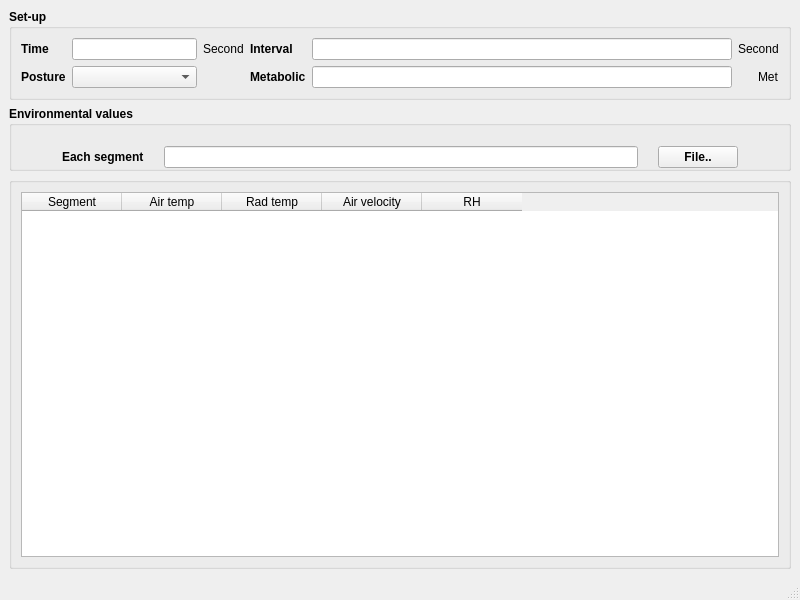
First picture: the form in view/ui/experiments_view.ui, repository zkdlu/PyQt_Project, before the edit.
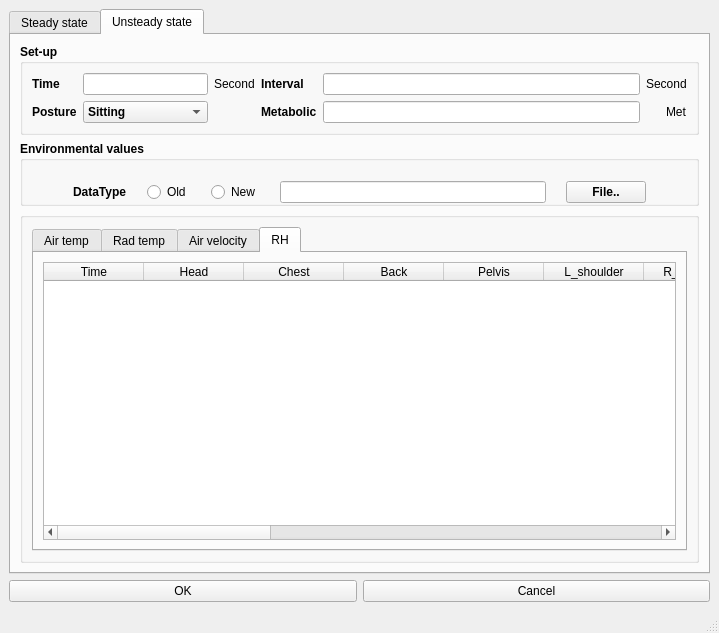
Second picture: the form after the edit. Icons and pictures are not drawn.

```diff
--- a/view/ui/experiments_view.ui
+++ b/view/ui/experiments_view.ui
@@ -6,8 +6,8 @@
    <rect>
     <x>0</x>
     <y>0</y>
-    <width>800</width>
-    <height>600</height>
+    <width>719</width>
+    <height>633</height>
    </rect>
   </property>
   <property name="windowTitle">
@@ -18,8 +18,18 @@
     <normaloff>human-body-standing-black-icon.ico</normaloff>human-body-standing-black-icon.ico</iconset>
   </property>
   <widget class="QWidget" name="centralwidget">
-   <layout class="QVBoxLayout" name="verticalLayout">
-    <item>
+   <layout class="QGridLayout" name="gridLayout_3">
+    <item row="0" column="0">
+     <widget class="QTabWidget" name="tabWidget">
+      <property name="currentIndex">
+       <number>1</number>
+      </property>
+      <widget class="QWidget" name="tab_3">
+       <attribute name="title">
+        <string>Steady state</string>
+       </attribute>
+       <layout class="QGridLayout" name="gridLayout_4">
+        <item row="0" column="0">
      <widget class="QGroupBox" name="groupBox">
       <property name="font">
        <font>
@@ -85,6 +95,27 @@
          </property>
         </widget>
        </item>
+           <item row="1" column="3">
+            <widget class="QLabel" name="label_6">
+             <property name="text">
+              <string>Metabolic</string>
+             </property>
+            </widget>
+           </item>
+           <item row="1" column="1">
+            <widget class="QComboBox" name="comboBox">
+             <item>
+              <property name="text">
+               <string>Sitting</string>
+              </property>
+             </item>
+             <item>
+              <property name="text">
+               <string>Standing</string>
+              </property>
+             </item>
+            </widget>
+           </item>
        <item row="0" column="1">
         <widget class="QLineEdit" name="lineEdit">
          <property name="sizePolicy">
@@ -120,7 +151,7 @@
       </layout>
      </widget>
     </item>
-    <item>
+        <item row="1" column="0">
      <widget class="QGroupBox" name="groupBox_2">
       <property name="font">
        <font>
@@ -166,33 +197,10 @@
          </property>
         </widget>
        </item>
-       <item row="0" column="6">
-        <widget class="QPushButton" name="pushButton">
-         <property name="sizePolicy">
-          <sizepolicy hsizetype="Fixed" vsizetype="Fixed">
-           <horstretch>0</horstretch>
-           <verstretch>0</verstretch>
-          </sizepolicy>
-         </property>
-         <property name="text">
-          <string>File..</string>
-         </property>
-        </widget>
-       </item>
-       <item row="0" column="1">
-        <widget class="QLineEdit" name="lineEdit_4">
-         <property name="sizePolicy">
-          <sizepolicy hsizetype="Preferred" vsizetype="Fixed">
-           <horstretch>0</horstretch>
-           <verstretch>0</verstretch>
-          </sizepolicy>
-         </property>
-        </widget>
-       </item>
       </layout>
      </widget>
     </item>
-    <item>
+        <item row="2" column="0">
      <widget class="QGroupBox" name="groupBox_3">
       <property name="title">
        <string/>
@@ -232,6 +240,657 @@
     </item>
    </layout>
   </widget>
+      <widget class="QWidget" name="tab_4">
+       <attribute name="title">
+        <string>Unsteady state</string>
+       </attribute>
+       <layout class="QGridLayout" name="gridLayout_7">
+        <item row="0" column="0">
+         <widget class="QGroupBox" name="groupBox_4">
+          <property name="font">
+           <font>
+            <weight>75</weight>
+            <bold>true</bold>
+           </font>
+          </property>
+          <property name="title">
+           <string>Set-up</string>
+          </property>
+          <layout class="QGridLayout" name="gridLayout_5">
+           <item row="0" column="2">
+            <widget class="QLabel" name="label_9">
+             <property name="font">
+              <font>
+               <weight>50</weight>
+               <bold>false</bold>
+              </font>
+             </property>
+             <property name="text">
+              <string>Second</string>
+             </property>
+            </widget>
+           </item>
+           <item row="1" column="4">
+            <widget class="QLineEdit" name="lineEdit_5"/>
+           </item>
+           <item row="0" column="0">
+            <widget class="QLabel" name="label_10">
+             <property name="text">
+              <string>Time</string>
+             </property>
+            </widget>
+           </item>
+           <item row="0" column="3">
+            <widget class="QLabel" name="label_11">
+             <property name="text">
+              <string>Interval</string>
+             </property>
+            </widget>
+           </item>
+           <item row="1" column="3">
+            <widget class="QLabel" name="label_12">
+             <property name="text">
+              <string>Metabolic</string>
+             </property>
+            </widget>
+           </item>
+           <item row="1" column="1">
+            <widget class="QComboBox" name="comboBox_2">
+             <item>
+              <property name="text">
+               <string>Sitting</string>
+              </property>
+             </item>
+             <item>
+              <property name="text">
+               <string>Standing</string>
+              </property>
+             </item>
+            </widget>
+           </item>
+           <item row="0" column="1">
+            <widget class="QLineEdit" name="lineEdit_6">
+             <property name="sizePolicy">
+              <sizepolicy hsizetype="Fixed" vsizetype="Fixed">
+               <horstretch>0</horstretch>
+               <verstretch>0</verstretch>
+              </sizepolicy>
+             </property>
+            </widget>
+           </item>
+           <item row="0" column="4">
+            <widget class="QLineEdit" name="lineEdit_7"/>
+           </item>
+           <item row="1" column="7">
+            <widget class="QLabel" name="label_13">
+             <property name="font">
+              <font>
+               <weight>50</weight>
+               <bold>false</bold>
+              </font>
+             </property>
+             <property name="text">
+              <string>Met</string>
+             </property>
+            </widget>
+           </item>
+           <item row="0" column="6" colspan="2">
+            <widget class="QLabel" name="label_14">
+             <property name="font">
+              <font>
+               <weight>50</weight>
+               <bold>false</bold>
+              </font>
+             </property>
+             <property name="text">
+              <string>Second</string>
+             </property>
+            </widget>
+           </item>
+           <item row="1" column="0">
+            <widget class="QLabel" name="label_15">
+             <property name="text">
+              <string>Posture</string>
+             </property>
+            </widget>
+           </item>
+          </layout>
+         </widget>
+        </item>
+        <item row="1" column="0">
+         <widget class="QGroupBox" name="groupBox_5">
+          <property name="font">
+           <font>
+            <weight>75</weight>
+            <bold>true</bold>
+           </font>
+          </property>
+          <property name="title">
+           <string>Environmental values</string>
+          </property>
+          <layout class="QGridLayout" name="gridLayout_6">
+           <property name="leftMargin">
+            <number>50</number>
+           </property>
+           <property name="topMargin">
+            <number>20</number>
+           </property>
+           <property name="rightMargin">
+            <number>50</number>
+           </property>
+           <property name="bottomMargin">
+            <number>0</number>
+           </property>
+           <property name="horizontalSpacing">
+            <number>20</number>
+           </property>
+           <item row="0" column="3">
+            <widget class="QLineEdit" name="txt_unsteady_file">
+             <property name="sizePolicy">
+              <sizepolicy hsizetype="Preferred" vsizetype="Fixed">
+               <horstretch>0</horstretch>
+               <verstretch>0</verstretch>
+              </sizepolicy>
+             </property>
+            </widget>
+           </item>
+           <item row="0" column="0">
+            <widget class="QLabel" name="label_16">
+             <property name="sizePolicy">
+              <sizepolicy hsizetype="Fixed" vsizetype="Preferred">
+               <horstretch>0</horstretch>
+               <verstretch>0</verstretch>
+              </sizepolicy>
+             </property>
+             <property name="font">
+              <font>
+               <weight>75</weight>
+               <bold>true</bold>
+              </font>
+             </property>
+             <property name="text">
+              <string>DataType</string>
+             </property>
+            </widget>
+           </item>
+           <item row="0" column="1">
+            <widget class="QRadioButton" name="radioButton">
+             <property name="sizePolicy">
+              <sizepolicy hsizetype="Fixed" vsizetype="Fixed">
+               <horstretch>0</horstretch>
+               <verstretch>0</verstretch>
+              </sizepolicy>
+             </property>
+             <property name="font">
+              <font>
+               <weight>50</weight>
+               <bold>false</bold>
+              </font>
+             </property>
+             <property name="text">
+              <string>Old</string>
+             </property>
+            </widget>
+           </item>
+           <item row="0" column="4">
+            <widget class="QPushButton" name="btn_unsteady_file">
+             <property name="sizePolicy">
+              <sizepolicy hsizetype="Fixed" vsizetype="Fixed">
+               <horstretch>0</horstretch>
+               <verstretch>0</verstretch>
+              </sizepolicy>
+             </property>
+             <property name="text">
+              <string>File..</string>
+             </property>
+            </widget>
+           </item>
+           <item row="0" column="2">
+            <widget class="QRadioButton" name="radioButton_2">
+             <property name="sizePolicy">
+              <sizepolicy hsizetype="Fixed" vsizetype="Fixed">
+               <horstretch>0</horstretch>
+               <verstretch>0</verstretch>
+              </sizepolicy>
+             </property>
+             <property name="font">
+              <font>
+               <weight>50</weight>
+               <bold>false</bold>
+              </font>
+             </property>
+             <property name="text">
+              <string>New</string>
+             </property>
+            </widget>
+           </item>
+          </layout>
+         </widget>
+        </item>
+        <item row="2" column="0">
+         <widget class="QGroupBox" name="groupBox_6">
+          <property name="title">
+           <string/>
+          </property>
+          <layout class="QHBoxLayout" name="horizontalLayout_2">
+           <item>
+            <widget class="QTabWidget" name="tabWidget_2">
+             <property name="currentIndex">
+              <number>3</number>
+             </property>
+             <widget class="QWidget" name="tab_5">
+              <attribute name="title">
+               <string>Air temp</string>
+              </attribute>
+              <layout class="QGridLayout" name="gridLayout_8">
+               <item row="0" column="0">
+                <widget class="QTableWidget" name="table_unsteady_air_temp">
+                 <column>
+                  <property name="text">
+                   <string>Time</string>
+                  </property>
+                 </column>
+                 <column>
+                  <property name="text">
+                   <string>Head</string>
+                  </property>
+                 </column>
+                 <column>
+                  <property name="text">
+                   <string>Chest</string>
+                  </property>
+                 </column>
+                 <column>
+                  <property name="text">
+                   <string>Back</string>
+                  </property>
+                 </column>
+                 <column>
+                  <property name="text">
+                   <string>Pelvis</string>
+                  </property>
+                 </column>
+                 <column>
+                  <property name="text">
+                   <string>L_shoulder</string>
+                  </property>
+                 </column>
+                 <column>
+                  <property name="text">
+                   <string>R_shoulder</string>
+                  </property>
+                 </column>
+                 <column>
+                  <property name="text">
+                   <string>L_arm</string>
+                  </property>
+                 </column>
+                 <column>
+                  <property name="text">
+                   <string>R_arm</string>
+                  </property>
+                 </column>
+                 <column>
+                  <property name="text">
+                   <string>L_hand</string>
+                  </property>
+                 </column>
+                 <column>
+                  <property name="text">
+                   <string>R_hand</string>
+                  </property>
+                 </column>
+                 <column>
+                  <property name="text">
+                   <string>L_thigh</string>
+                  </property>
+                 </column>
+                 <column>
+                  <property name="text">
+                   <string>R_thigh</string>
+                  </property>
+                 </column>
+                 <column>
+                  <property name="text">
+                   <string>L_leg</string>
+                  </property>
+                 </column>
+                 <column>
+                  <property name="text">
+                   <string>R_leg</string>
+                  </property>
+                 </column>
+                 <column>
+                  <property name="text">
+                   <string>L_foot</string>
+                  </property>
+                 </column>
+                 <column>
+                  <property name="text">
+                   <string>R_foot</string>
+                  </property>
+                 </column>
+                </widget>
+               </item>
+              </layout>
+             </widget>
+             <widget class="QWidget" name="tab_6">
+              <attribute name="title">
+               <string>Rad temp</string>
+              </attribute>
+              <layout class="QGridLayout" name="gridLayout_9">
+               <item row="0" column="0">
+                <widget class="QTableWidget" name="table_unsteady_rad_temp">
+                 <column>
+                  <property name="text">
+                   <string>Time</string>
+                  </property>
+                 </column>
+                 <column>
+                  <property name="text">
+                   <string>Head</string>
+                  </property>
+                 </column>
+                 <column>
+                  <property name="text">
+                   <string>Chest</string>
+                  </property>
+                 </column>
+                 <column>
+                  <property name="text">
+                   <string>Back</string>
+                  </property>
+                 </column>
+                 <column>
+                  <property name="text">
+                   <string>Pelvis</string>
+                  </property>
+                 </column>
+                 <column>
+                  <property name="text">
+                   <string>L_shoulder</string>
+                  </property>
+                 </column>
+                 <column>
+                  <property name="text">
+                   <string>R_shoulder</string>
+                  </property>
+                 </column>
+                 <column>
+                  <property name="text">
+                   <string>L_arm</string>
+                  </property>
+                 </column>
+                 <column>
+                  <property name="text">
+                   <string>R_arm</string>
+                  </property>
+                 </column>
+                 <column>
+                  <property name="text">
+                   <string>L_hand</string>
+                  </property>
+                 </column>
+                 <column>
+                  <property name="text">
+                   <string>R_hand</string>
+                  </property>
+                 </column>
+                 <column>
+                  <property name="text">
+                   <string>L_thigh</string>
+                  </property>
+                 </column>
+                 <column>
+                  <property name="text">
+                   <string>R_thigh</string>
+                  </property>
+                 </column>
+                 <column>
+                  <property name="text">
+                   <string>L_leg</string>
+                  </property>
+                 </column>
+                 <column>
+                  <property name="text">
+                   <string>R_leg</string>
+                  </property>
+                 </column>
+                 <column>
+                  <property name="text">
+                   <string>L_foot</string>
+                  </property>
+                 </column>
+                 <column>
+                  <property name="text">
+                   <string>R_foot</string>
+                  </property>
+                 </column>
+                </widget>
+               </item>
+              </layout>
+             </widget>
+             <widget class="QWidget" name="tab_7">
+              <attribute name="title">
+               <string>Air velocity</string>
+              </attribute>
+              <layout class="QGridLayout" name="gridLayout_10">
+               <item row="0" column="0">
+                <widget class="QTableWidget" name="table_unsteady_air_velocity">
+                 <column>
+                  <property name="text">
+                   <string>Time</string>
+                  </property>
+                 </column>
+                 <column>
+                  <property name="text">
+                   <string>Head</string>
+                  </property>
+                 </column>
+                 <column>
+                  <property name="text">
+                   <string>Chest</string>
+                  </property>
+                 </column>
+                 <column>
+                  <property name="text">
+                   <string>Back</string>
+                  </property>
+                 </column>
+                 <column>
+                  <property name="text">
+                   <string>Pelvis</string>
+                  </property>
+                 </column>
+                 <column>
+                  <property name="text">
+                   <string>L_shoulder</string>
+                  </property>
+                 </column>
+                 <column>
+                  <property name="text">
+                   <string>R_shoulder</string>
+                  </property>
+                 </column>
+                 <column>
+                  <property name="text">
+                   <string>L_arm</string>
+                  </property>
+                 </column>
+                 <column>
+                  <property name="text">
+                   <string>R_arm</string>
+                  </property>
+                 </column>
+                 <column>
+                  <property name="text">
+                   <string>L_hand</string>
+                  </property>
+                 </column>
+                 <column>
+                  <property name="text">
+                   <string>R_hand</string>
+                  </property>
+                 </column>
+                 <column>
+                  <property name="text">
+                   <string>L_thigh</string>
+                  </property>
+                 </column>
+                 <column>
+                  <property name="text">
+                   <string>R_thigh</string>
+                  </property>
+                 </column>
+                 <column>
+                  <property name="text">
+                   <string>L_leg</string>
+                  </property>
+                 </column>
+                 <column>
+                  <property name="text">
+                   <string>R_leg</string>
+                  </property>
+                 </column>
+                 <column>
+                  <property name="text">
+                   <string>L_foot</string>
+                  </property>
+                 </column>
+                 <column>
+                  <property name="text">
+                   <string>R_foot</string>
+                  </property>
+                 </column>
+                </widget>
+               </item>
+              </layout>
+             </widget>
+             <widget class="QWidget" name="tab_8">
+              <attribute name="title">
+               <string>RH</string>
+              </attribute>
+              <layout class="QGridLayout" name="gridLayout_11">
+               <item row="0" column="0">
+                <widget class="QTableWidget" name="table_unsteady_rh">
+                 <column>
+                  <property name="text">
+                   <string>Time</string>
+                  </property>
+                 </column>
+                 <column>
+                  <property name="text">
+                   <string>Head</string>
+                  </property>
+                 </column>
+                 <column>
+                  <property name="text">
+                   <string>Chest</string>
+                  </property>
+                 </column>
+                 <column>
+                  <property name="text">
+                   <string>Back</string>
+                  </property>
+                 </column>
+                 <column>
+                  <property name="text">
+                   <string>Pelvis</string>
+                  </property>
+                 </column>
+                 <column>
+                  <property name="text">
+                   <string>L_shoulder</string>
+                  </property>
+                 </column>
+                 <column>
+                  <property name="text">
+                   <string>R_shoulder</string>
+                  </property>
+                 </column>
+                 <column>
+                  <property name="text">
+                   <string>L_arm</string>
+                  </property>
+                 </column>
+                 <column>
+                  <property name="text">
+                   <string>R_arm</string>
+                  </property>
+                 </column>
+                 <column>
+                  <property name="text">
+                   <string>L_hand</string>
+                  </property>
+                 </column>
+                 <column>
+                  <property name="text">
+                   <string>R_hand</string>
+                  </property>
+                 </column>
+                 <column>
+                  <property name="text">
+                   <string>L_thigh</string>
+                  </property>
+                 </column>
+                 <column>
+                  <property name="text">
+                   <string>R_thigh</string>
+                  </property>
+                 </column>
+                 <column>
+                  <property name="text">
+                   <string>L_leg</string>
+                  </property>
+                 </column>
+                 <column>
+                  <property name="text">
+                   <string>R_leg</string>
+                  </property>
+                 </column>
+                 <column>
+                  <property name="text">
+                   <string>L_foot</string>
+                  </property>
+                 </column>
+                 <column>
+                  <property name="text">
+                   <string>R_foot</string>
+                  </property>
+                 </column>
+                </widget>
+               </item>
+              </layout>
+             </widget>
+            </widget>
+           </item>
+          </layout>
+         </widget>
+        </item>
+       </layout>
+      </widget>
+     </widget>
+    </item>
+    <item row="1" column="0">
+     <layout class="QHBoxLayout" name="horizontalLayout_3">
+      <item>
+       <widget class="QPushButton" name="pushButton_2">
+        <property name="text">
+         <string>OK</string>
+        </property>
+       </widget>
+      </item>
+      <item>
+       <widget class="QPushButton" name="pushButton">
+        <property name="text">
+         <string>Cancel</string>
+        </property>
+       </widget>
+      </item>
+     </layout>
+    </item>
+   </layout>
+  </widget>
   <widget class="QMenuBar" name="menubar">
    <property name="geometry">
     <rect>
```
Left out of the diff: 113 changed lines with no effect on the pictures. Lines whose indentation alone changed are shown as unchanged.
